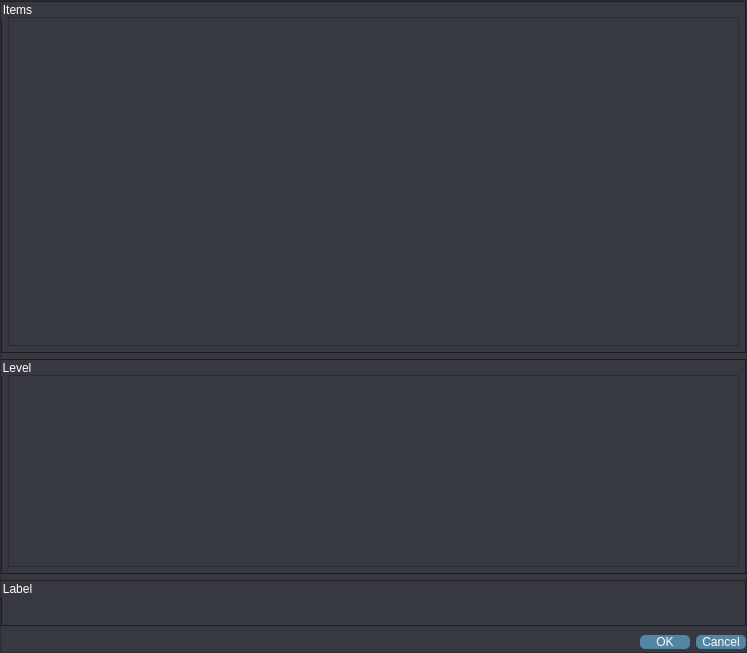
The window that AssetBrowser/modules/extension/DialogAddLabel_UI.ui (785415581/P4V_Submit) describes before a commit, drawn with Qt 5.
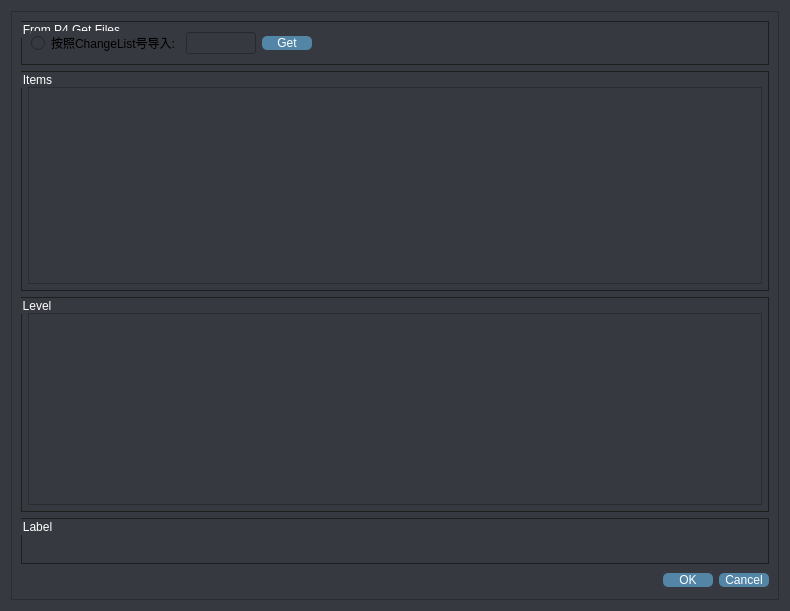
The same window after the commit.

Commit message: update: import fbx add change list select model.

Diff of the .ui file:
```diff
--- a/AssetBrowser/modules/extension/DialogAddLabel_UI.ui
+++ b/AssetBrowser/modules/extension/DialogAddLabel_UI.ui
@@ -6,8 +6,8 @@
    <rect>
     <x>0</x>
     <y>0</y>
-    <width>747</width>
-    <height>653</height>
+    <width>790</width>
+    <height>611</height>
    </rect>
   </property>
   <property name="windowTitle">
@@ -17,18 +17,6 @@
    <string notr="true">background-color: #36393f;</string>
   </property>
   <layout class="QVBoxLayout" name="verticalLayout_4">
-   <property name="leftMargin">
-    <number>0</number>
-   </property>
-   <property name="topMargin">
-    <number>0</number>
-   </property>
-   <property name="rightMargin">
-    <number>0</number>
-   </property>
-   <property name="bottomMargin">
-    <number>0</number>
-   </property>
    <item>
     <widget class="QFrame" name="frame">
      <property name="styleSheet">
@@ -87,18 +75,61 @@
       <enum>QFrame::Raised</enum>
      </property>
      <layout class="QVBoxLayout" name="verticalLayout_3">
-      <property name="leftMargin">
-       <number>0</number>
-      </property>
-      <property name="topMargin">
-       <number>0</number>
-      </property>
-      <property name="rightMargin">
-       <number>0</number>
-      </property>
-      <property name="bottomMargin">
-       <number>0</number>
-      </property>
+      <item>
+       <widget class="QGroupBox" name="groupBox_4">
+        <property name="title">
+         <string>From P4 Get Files</string>
+        </property>
+        <layout class="QHBoxLayout" name="horizontalLayout_5">
+         <item>
+          <widget class="QRadioButton" name="radioButton">
+           <property name="text">
+            <string>按照ChangeList号导入:</string>
+           </property>
+          </widget>
+         </item>
+         <item>
+          <widget class="QLineEdit" name="lineEdit">
+           <property name="maximumSize">
+            <size>
+             <width>70</width>
+             <height>16777215</height>
+            </size>
+           </property>
+           <property name="styleSheet">
+            <string notr="true"/>
+           </property>
+          </widget>
+         </item>
+         <item>
+          <widget class="QPushButton" name="getFiles">
+           <property name="minimumSize">
+            <size>
+             <width>50</width>
+             <height>0</height>
+            </size>
+           </property>
+           <property name="text">
+            <string>Get</string>
+           </property>
+          </widget>
+         </item>
+         <item>
+          <spacer name="horizontalSpacer_3">
+           <property name="orientation">
+            <enum>Qt::Horizontal</enum>
+           </property>
+           <property name="sizeHint" stdset="0">
+            <size>
+             <width>442</width>
+             <height>8</height>
+            </size>
+           </property>
+          </spacer>
+         </item>
+        </layout>
+       </widget>
+      </item>
       <item>
        <widget class="QGroupBox" name="groupBox_3">
         <property name="title">
```
The commit also changes 4 other files.
